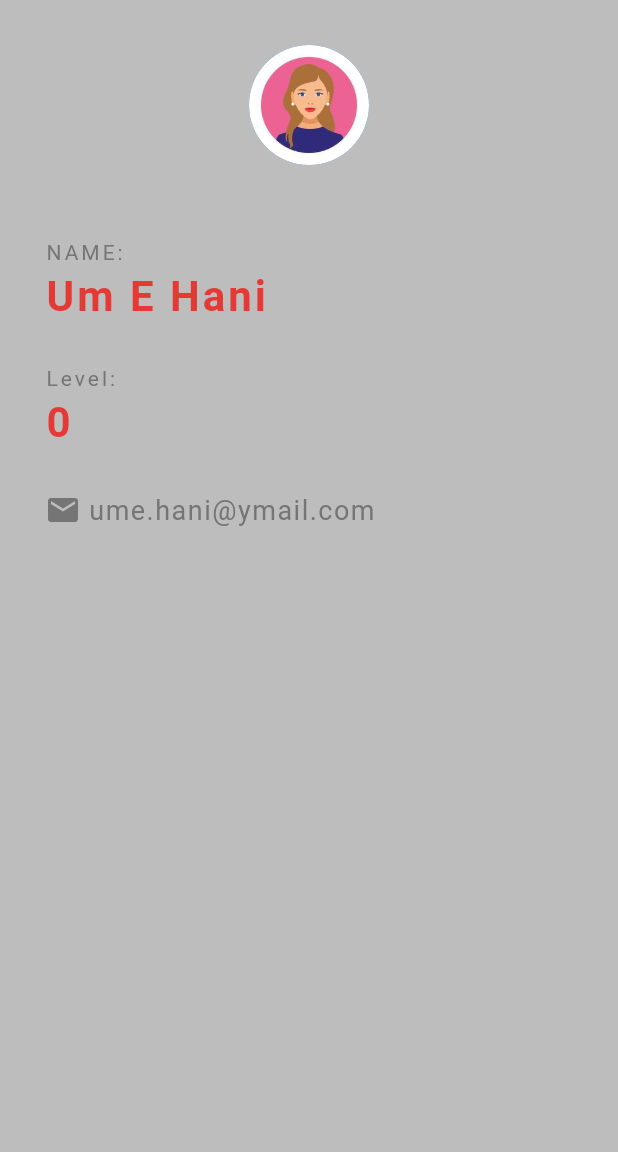
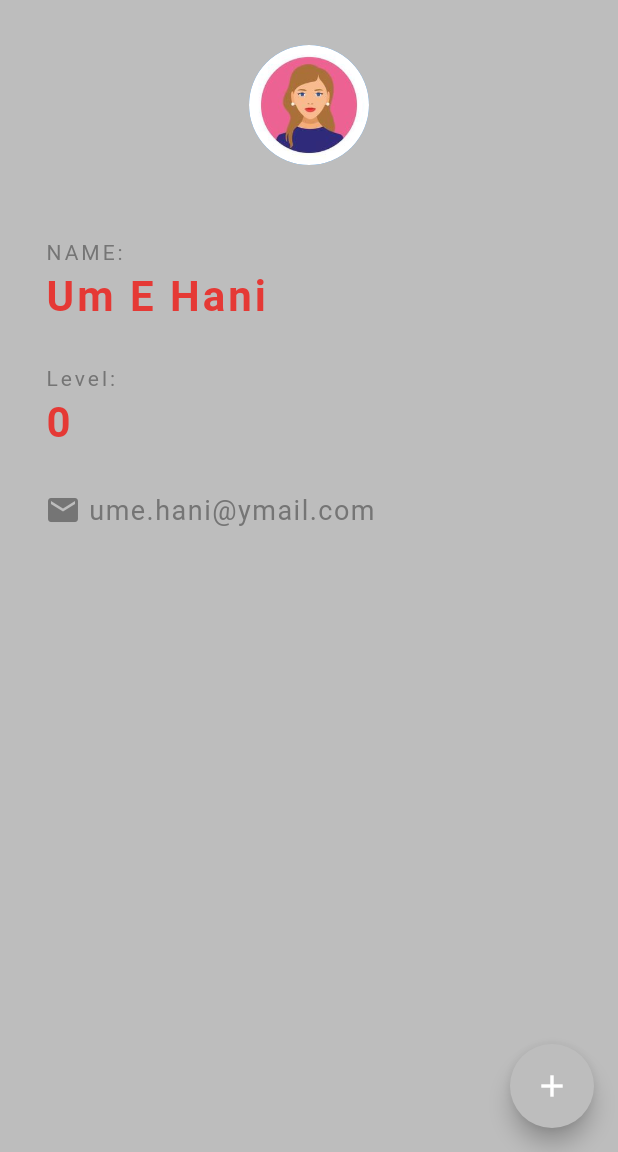
Before and after one commit to Um-e-Hani/FlutterIdCard, a Flutter app: the screen it shows after launch, on a phone screen of 412 x 824 dp, the part 84-1236 px from its top. Run offline on Flutter 3.47's test engine with Material 2 defaults, Android fonts, the phone set to English and light mode, and no system bars.

```diff
--- a/lib/main.dart
+++ b/lib/main.dart
@@ -22,6 +22,11 @@ class _IdCardState extends State<IdCard> {
         backgroundColor: Colors.red[600],
         elevation: 0.0,
       ), //Appbar
+      floatingActionButton: FloatingActionButton(
+        onPressed: () {},
+        child: Icon(Icons.add),
+        backgroundColor: Colors.grey[400],
+      ), // FloatingActionButton
       body: Padding(
         padding: EdgeInsets.all(30.0),
         child: Column(
```
Also changed, not shown: 1 other file.
